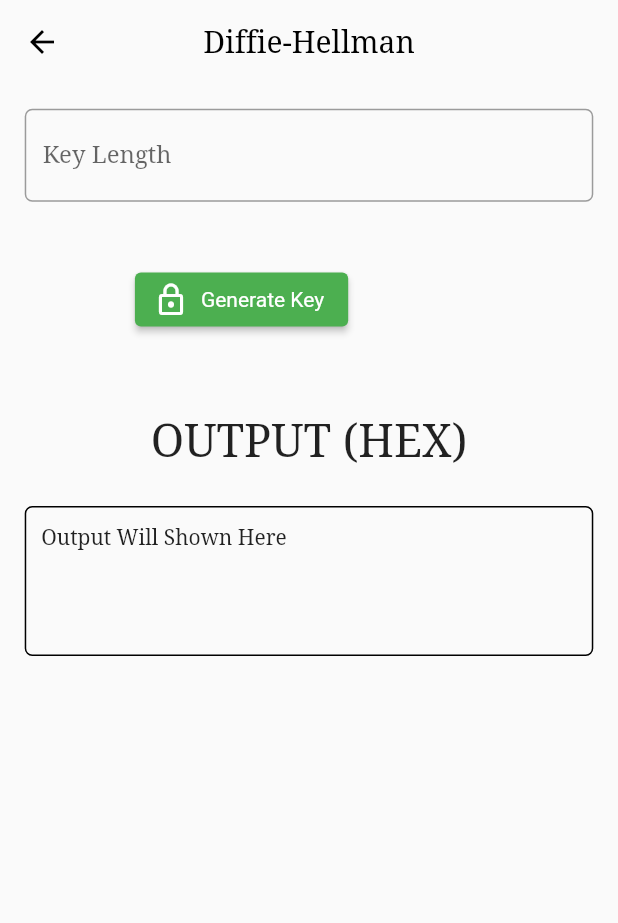
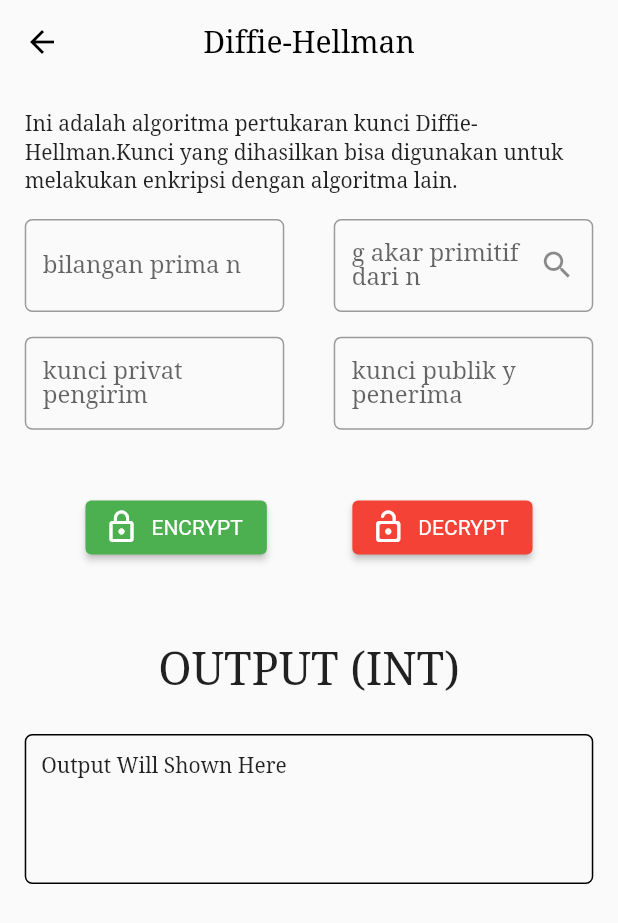
Before and after one commit to gojalifs/modern_cryptography, a Flutter app: the screen it shows after launch, after a tap on "Diffie-Hellman", on a phone screen of 412 x 824 dp. Shown: the top 923 px of the screen. Run offline on Flutter 3.47's test engine with Material 2 defaults, Android fonts, the light colour scheme and no system bars; missing offline and left inert: optimus_prime.

Commit message:
added elgamal

```diff
--- a/lib/logic.dart
+++ b/lib/logic.dart
@@ -1,7 +1,6 @@
 import 'dart:io';
 import 'dart:math';
 import 'package:optimus_prime/optimus_prime.dart';
-import 'package:cryptography/cryptography.dart';
 
 class Logic {
   /// Stream Cipher
@@ -217,40 +216,45 @@ class Logic {
     return result;
   }
 
-  // String diffie(int g, int n) {
-  //   String result = '';
-  //   // int x = Random().nextInt(n) + 1;
-  //   int x = 124;
-  //   var y = Random().nextInt(n) + 1;
-  //   // int X = g^^x % n
-  //   int X = pow(g, x) % n as int;
-  //   // Y = g^^y mod n
-  //   int Y = pow(g, y).toInt() % n;
-  //   // K = Y^^x mod n
-  //   int key = pow(Y, x) % n as int;
-  //   print('g $g n $n x $x X $X y $y Y $Y key $key');
-  //   return key.toString();
-  // }
+  String diffieElgamal(String text, String type, int g, int n, int x, String z,
+      {int? y = 0}) {
+    // int x = Random().nextInt(n) + 1;
+    print(z);
+    List publicKey = [];
+    publicKey.addAll([z, g, n]);
+    print(publicKey);
+    // int X = g^^x % n
+    int X = pow(g, x) % n as int;
 
-  Future<String> diffie() async {
-    final algorithm = Cryptography.instance.x25519();
+    // Y = g^^y mod n
+    int Y = pow(g, y!).toInt() % n;
+    // K = Y^^x mod n
+    int keyE = 0;
+    int keyD = 0;
+    int a = 0;
+    int b = 0;
+    Map<String, dynamic> resultElgamal = {};
+    String result = '';
+    if (type == 'diffie') {
+      keyE = pow(Y, x) % n as int;
+      // decrypt : K' = pow(X, y) % n
+      keyD = pow(X, y) % n as int;
+      print('b');
+      return keyE.toString();
+    } else {
+      print('a');
+      keyE = pow(g, x) % n as int;
+      a = pow(g, x) % n as int;
 
-    // Alice chooses her key pair
-    final aliceKeyPair = await algorithm.newKeyPair();
+      resultElgamal['a'] = a;
+      resultElgamal['b'] = b;
 
-    // Alice knows Bob's public key
-    final bobKeyPair = await algorithm.newKeyPair();
-    final bobPublicKey = await bobKeyPair.extractPublicKey();
+      for (var i = 0; i < text.length; i++) {
+        b = (pow(int.parse(z), x) * text.codeUnitAt(i)) % n as int;
+        result += '${a.toRadixString(16)}${b.toRadixString(16)}';
+      }
 
-    // Alice calculates the shared secret.
-    final sharedSecret = await algorithm.sharedSecretKey(
-      keyPair: aliceKeyPair,
-      remotePublicKey: bobPublicKey,
-    );
-    final sharedSecretBytes = await aliceKeyPair.extractPrivateKeyBytes();
-    print('Shared secret: ${sharedSecretBytes}');
-    return sharedSecretBytes.join(' ');
+      return result;
+    }
   }
-
-  // String elgamal(){}
 }
--- a/lib/main.dart
+++ b/lib/main.dart
@@ -12,7 +12,7 @@ class MyApp extends StatelessWidget {
   Widget build(BuildContext context) {
     return MaterialApp(
       theme: ThemeData(fontFamily: 'Noto'),
-      home: Home(),
+      home: const HomePage(),
     );
   }
 }
--- a/lib/screen.dart
+++ b/lib/screen.dart
@@ -1,3 +1,5 @@
+import 'dart:math';
+
 import 'package:flutter/material.dart';
 import 'package:flutter/services.dart';
 import 'logic.dart';
@@ -35,12 +37,15 @@ class _ScreenState extends State<Screen> {
   }
 
   final formKey = GlobalKey<FormState>();
+  final columnKey = GlobalKey<FormState>();
   TextEditingController textController = TextEditingController();
   TextEditingController keyController = TextEditingController();
   TextEditingController additionalParam = TextEditingController();
   TextEditingController nController = TextEditingController();
   TextEditingController gController = TextEditingController();
+  TextEditingController xController = TextEditingController();
   TextEditingController yController = TextEditingController();
+  TextEditingController zController = TextEditingController();
 
   Logic logic = Logic();
   String result = '';
@@ -73,6 +78,92 @@ class _ScreenState extends State<Screen> {
               key: formKey,
               child: Column(
                 children: [
+                  widget.title == 'Diffie-Hellman' || widget.title == 'ElGamal'
+                      ? Column(
+                          children: [
+                            Padding(
+                              padding: EdgeInsets.only(
+                                top: MediaQuery.of(context).size.height * 0.02,
+                                left: MediaQuery.of(context).size.height * 0.02,
+                                right:
+                                    MediaQuery.of(context).size.height * 0.02,
+                              ),
+                              child: const Text(
+                                  'Ini adalah algoritma pertukaran kunci Diffie-Hellman.'
+                                  'Kunci yang dihasilkan bisa digunakan untuk melakukan'
+                                  ' enkripsi dengan algoritma lain.'),
+                            ),
+                            Row(
+                              children: [
+                                ///g number
+                                Flexible(
+                                  flex: 1,
+                                  child: CustomInputField(
+                                      controller: nController,
+                                      widget: widget,
+                                      formatter: textFormattin(),
+                                      label: 'bilangan prima n'),
+                                ),
+
+                                /// n number
+                                Flexible(
+                                  flex: 1,
+                                  child: CustomInputField(
+                                      controller: gController,
+                                      widget: widget,
+                                      formatter: textFormattin(),
+                                      label: 'g akar primitif dari n'),
+                                ),
+                              ],
+                            ),
+                            Row(
+                              children: [
+                                ///g number
+                                Flexible(
+                                  flex: 1,
+                                  child: CustomInputField(
+                                      controller: xController,
+                                      widget: widget,
+                                      formatter: textFormattin(),
+                                      label: 'kunci privat pengirim'),
+                                ),
+
+                                /// n number
+                                Flexible(
+                                  flex: 1,
+                                  child: CustomInputField(
+                                      controller: zController,
+                                      widget: widget,
+                                      formatter: textFormattin(),
+                                      label: 'kunci publik y penerima'),
+                                ),
+                              ],
+                            ),
+                          ],
+                        )
+                      : const SizedBox(),
+                  widget.title == 'ElGamal'
+                      ? ElevatedButton.icon(
+                          onPressed: () {
+                            FocusManager.instance.primaryFocus!.unfocus();
+                            // if (columnKey.currentState!.validate()) {
+                            int a = pow(int.parse(gController.text),
+                                    int.parse(xController.text)) %
+                                int.parse(nController.text) as int;
+                            setState(() {
+                              zController.text = a.toString();
+                            });
+                            // }
+                          },
+                          icon: const Icon(Icons.search),
+                          label: const Text('Cari Kunci Publik y anda'),
+                          style: ElevatedButton.styleFrom(
+                              primary: Colors.amber,
+                              textStyle: const TextStyle(
+                                color: Colors.white,
+                              )),
+                        )
+                      : const SizedBox(),
                   widget.title == 'Diffie-Hellman'
                       ? const SizedBox()
                       : Padding(
@@ -98,19 +189,13 @@ class _ScreenState extends State<Screen> {
                                 hintText: 'Text'),
                           ),
                         ),
-                  CustomInputField(
+                  widget.title == 'Diffie-Hellman' || widget.title == 'ElGamal'
+                      ? const SizedBox()
+                      : CustomInputField(
                           controller: keyController,
                           widget: widget,
-                      formatter: widget.title == 'Diffie-Hellman'
-                          ? <TextInputFormatter>[
-                              FilteringTextInputFormatter.allow(RegExp("[0-9]"))
-                            ]
-                          : null,
-                      label: widget.title == 'RSA'
-                          ? 'p'
-                          : widget.title == 'Diffie-Hellman'
-                              ? 'Key Length'
-                              : 'Key'),
+                          formatter: textFormattin(),
+                          label: widget.title == 'RSA' ? 'p' : 'Key'),
                   widget.title == 'Electronic Code Book (ECB)' ||
                           widget.title == 'Cipher Block Chaining (CBC)' ||
                           widget.title == 'Cipher Feedback' ||
@@ -226,36 +311,42 @@ class _ScreenState extends State<Screen> {
                                           int.parse(additionalParam.text));
                                     });
                                   } else if (widget.title == 'Diffie-Hellman') {
-                                    logic.diffie().then((value) {
-                                      print('value $value');
                                     setState(() {
-                                        result = value;
+                                      result = logic.diffieElgamal(
+                                        textController.text,
+                                        'diffie',
+                                        int.parse(gController.text),
+                                        int.parse(nController.text),
+                                        int.parse(xController.text),
+                                        zController.text,
+                                        y: int.parse(yController.text),
+                                      );
                                     });
-
-                                      // logic.diffie(
-                                      // int.parse(gController.text),
-                                      // int.parse(nController.text)
-                                      // );
+                                  } else if (widget.title == 'ElGamal') {
+                                    setState(() {
+                                      result = logic.diffieElgamal(
+                                        textController.text,
+                                        'elgamal',
+                                        int.parse(gController.text),
+                                        int.parse(nController.text),
+                                        int.parse(xController.text),
+                                        zController.text,
+                                      );
                                     });
                                   }
                                 }
                               },
                               icon: const Icon(Icons.lock_outline),
-                              label: Text(widget.title == 'Diffie-Hellman'
-                                  ? 'Generate Key'
-                                  : 'ENCRYPT'),
+                              label: const Text('ENCRYPT'),
                               style: ElevatedButton.styleFrom(
                                   primary: Colors.green,
                                   textStyle: const TextStyle(
                                     color: Colors.white,
                                   )),
                             ),
-                            widget.title == 'Diffie-Hellman'
-                                ? const SizedBox()
-                                : ElevatedButton.icon(
+                            ElevatedButton.icon(
                               onPressed: () {
-                                      FocusManager.instance.primaryFocus!
-                                          .unfocus();
+                                FocusManager.instance.primaryFocus!.unfocus();
                                 if (formKey.currentState!.validate()) {
                                   /// todo encrypt
                                   setState(() {});
@@ -277,10 +368,12 @@ class _ScreenState extends State<Screen> {
                   Padding(
                     padding: EdgeInsets.only(
                         top: MediaQuery.of(context).size.height * 0.05),
-                    child: const ListTile(
+                    child: ListTile(
                         title: Text(
-                      'OUTPUT (HEX)',
-                      style: TextStyle(fontSize: 30),
+                      widget.title == 'Diffie-Hellman'
+                          ? 'OUTPUT (INT)'
+                          : 'OUTPUT (HEX)',
+                      style: const TextStyle(fontSize: 30),
                       textAlign: TextAlign.center,
                     )),
                   ),
@@ -350,6 +443,9 @@ class CustomInputField extends StatelessWidget {
           border: const OutlineInputBorder(
               borderRadius: BorderRadius.all(Radius.circular(5.0))),
           label: Text(label),
+          suffixIcon: label == 'g akar primitif dari n'
+              ? IconButton(onPressed: () {}, icon: const Icon(Icons.search))
+              : null,
         ),
       ),
     );
--- a/pubspec.yaml
+++ b/pubspec.yaml
@@ -35,7 +35,6 @@ dependencies:
   # Use with the CupertinoIcons class for iOS style icons.
   cupertino_icons: ^1.0.2
   optimus_prime: ^0.0.2+2
-  cryptography: ^2.0.5
 
 dev_dependencies:
   flutter_test:
```
Also changed, not shown: lib/home.dart (+4 -4 lines), pubspec.lock. Lines whose indentation alone changed are shown as unchanged.
